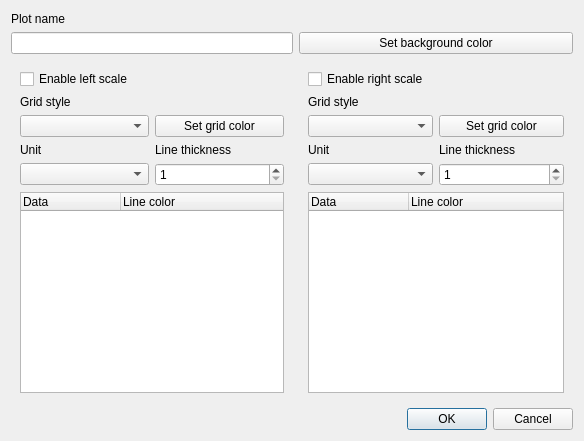
The window that radeon-profile/dialog_defineplot.ui (marazmista/radeon-profile) describes before a commit, drawn with Qt 5.
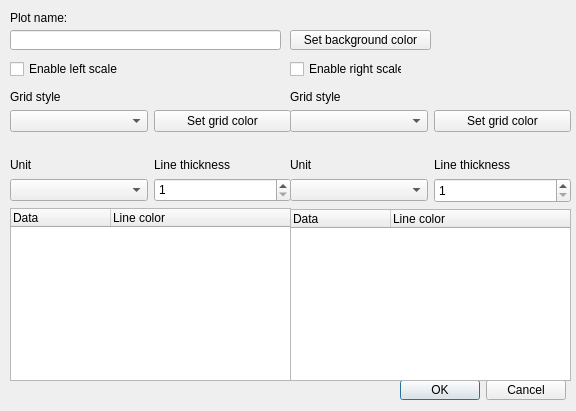
The same window after the commit.

Commit message: wip plots definitions

Diff of the .ui file:
```diff
--- a/radeon-profile/dialog_defineplot.ui
+++ b/radeon-profile/dialog_defineplot.ui
@@ -6,113 +6,93 @@
    <rect>
     <x>0</x>
     <y>0</y>
-    <width>584</width>
-    <height>441</height>
+    <width>576</width>
+    <height>411</height>
    </rect>
   </property>
+  <property name="minimumSize">
+   <size>
+    <width>576</width>
+    <height>411</height>
+   </size>
+  </property>
+  <property name="maximumSize">
+   <size>
+    <width>576</width>
+    <height>411</height>
+   </size>
+  </property>
   <property name="windowTitle">
-   <string>Dialog</string>
+   <string>Plot definition</string>
+  </property>
+  <widget class="QDialogButtonBox" name="buttonBox">
+   <property name="geometry">
+    <rect>
+     <x>400</x>
+     <y>380</y>
+     <width>166</width>
+     <height>20</height>
+    </rect>
+   </property>
+   <property name="maximumSize">
+    <size>
+     <width>16777215</width>
+     <height>20</height>
+    </size>
+   </property>
+   <property name="standardButtons">
+    <set>QDialogButtonBox::Cancel|QDialogButtonBox::Ok</set>
+   </property>
+  </widget>
+  <widget class="QWidget" name="widget_right" native="true">
+   <property name="geometry">
+    <rect>
+     <x>290</x>
+     <y>90</y>
+     <width>281</width>
+     <height>291</height>
+    </rect>
+   </property>
+   <property name="minimumSize">
+    <size>
+     <width>281</width>
+     <height>291</height>
+    </size>
+   </property>
+   <property name="maximumSize">
+    <size>
+     <width>281</width>
+     <height>291</height>
+    </size>
   </property>
   <layout class="QGridLayout" name="gridLayout_4">
-   <item row="0" column="0">
-    <layout class="QGridLayout" name="gridLayout">
-     <item row="5" column="0">
-      <widget class="QWidget" name="widget_2" native="true">
-       <layout class="QGridLayout" name="gridLayout_2">
-        <item row="6" column="1">
-         <widget class="QSpinBox" name="spin_leftLineThickness">
-          <property name="minimum">
-           <number>1</number>
-          </property>
-          <property name="maximum">
-           <number>10</number>
-          </property>
-         </widget>
-        </item>
-        <item row="4" column="0">
-         <widget class="QComboBox" name="combo_leftScaleStyle"/>
-        </item>
-        <item row="7" column="0" colspan="2">
-         <widget class="QTreeWidget" name="tree_leftData">
-          <property name="editTriggers">
-           <set>QAbstractItemView::DoubleClicked</set>
-          </property>
-          <property name="selectionMode">
-           <enum>QAbstractItemView::NoSelection</enum>
-          </property>
-          <property name="indentation">
-           <number>0</number>
-          </property>
-          <property name="rootIsDecorated">
-           <bool>false</bool>
-          </property>
-          <property name="itemsExpandable">
-           <bool>false</bool>
-          </property>
-          <property name="expandsOnDoubleClick">
-           <bool>false</bool>
-          </property>
-          <column>
-           <property name="text">
-            <string>Data</string>
-           </property>
-          </column>
-          <column>
-           <property name="text">
-            <string>Line color</string>
-           </property>
-          </column>
-         </widget>
-        </item>
-        <item row="4" column="1">
-         <widget class="QPushButton" name="btn_leftScaleColor">
-          <property name="text">
-           <string>Set grid color</string>
-          </property>
-         </widget>
-        </item>
-        <item row="5" column="0">
-         <widget class="QLabel" name="label_2">
+    <item row="3" column="0">
+     <widget class="QLabel" name="label_6">
           <property name="text">
            <string>Unit</string>
           </property>
          </widget>
         </item>
-        <item row="5" column="1">
-         <widget class="QLabel" name="label_3">
-          <property name="text">
-           <string>Line thickness</string>
-          </property>
-         </widget>
-        </item>
-        <item row="6" column="0">
-         <widget class="QComboBox" name="combo_leftUnit"/>
-        </item>
-        <item row="0" column="0" colspan="2">
-         <widget class="QCheckBox" name="cb_enableLeftScale">
-          <property name="text">
-           <string>Enable left scale</string>
-          </property>
-         </widget>
-        </item>
-        <item row="2" column="1" rowspan="2">
-         <widget class="QWidget" name="widget_leftGridColor" native="true"/>
-        </item>
-        <item row="2" column="0" rowspan="2">
-         <widget class="QLabel" name="label_4">
-          <property name="text">
-           <string>Grid style</string>
-          </property>
-         </widget>
-        </item>
-       </layout>
-      </widget>
-     </item>
-     <item row="5" column="1">
-      <widget class="QWidget" name="widget_3" native="true">
-       <layout class="QGridLayout" name="gridLayout_3">
-        <item row="5" column="1">
+    <item row="4" column="1">
          <widget class="QSpinBox" name="spin_rightLineThickness">
+      <property name="sizePolicy">
+       <sizepolicy hsizetype="Preferred" vsizetype="Fixed">
+        <horstretch>0</horstretch>
+        <verstretch>0</verstretch>
+       </sizepolicy>
+      </property>
+      <property name="minimumSize">
+       <size>
+        <width>0</width>
+        <height>25</height>
+       </size>
+      </property>
+      <property name="maximumSize">
+       <size>
+        <width>16777215</width>
+        <height>16777215</height>
+       </size>
+      </property>
           <property name="minimum">
            <number>1</number>
           </property>
@@ -121,24 +101,20 @@
           </property>
          </widget>
         </item>
-        <item row="3" column="0">
-         <widget class="QComboBox" name="combo_rightScaleStyle"/>
-        </item>
-        <item row="3" column="1">
+    <item row="1" column="1">
          <widget class="QPushButton" name="btn_rightScaleColor">
           <property name="text">
            <string>Set grid color</string>
           </property>
          </widget>
         </item>
-        <item row="4" column="0">
-         <widget class="QLabel" name="label_6">
-          <property name="text">
-           <string>Unit</string>
-          </property>
-         </widget>
-        </item>
-        <item row="6" column="0" colspan="2">
+    <item row="0" column="1">
+     <widget class="QWidget" name="widget_rightGridColor" native="true"/>
+    </item>
+    <item row="1" column="0">
+     <widget class="QComboBox" name="combo_rightScaleStyle"/>
+    </item>
+    <item row="5" column="0" colspan="2">
          <widget class="QTreeWidget" name="tree_rightData">
           <property name="editTriggers">
            <set>QAbstractItemView::DoubleClicked</set>
@@ -173,73 +149,267 @@
           </column>
          </widget>
         </item>
-        <item row="4" column="1">
+    <item row="3" column="1">
          <widget class="QLabel" name="label_7">
           <property name="text">
            <string>Line thickness</string>
           </property>
          </widget>
         </item>
-        <item row="5" column="0">
+    <item row="4" column="0">
          <widget class="QComboBox" name="combo_rightUnit"/>
         </item>
-        <item row="0" column="0" colspan="2">
+    <item row="0" column="0">
+     <widget class="QLabel" name="label_5">
+      <property name="text">
+       <string>Grid style</string>
+      </property>
+     </widget>
+    </item>
+    <item row="2" column="0">
+     <spacer name="verticalSpacer_3">
+      <property name="orientation">
+       <enum>Qt::Vertical</enum>
+      </property>
+      <property name="sizeHint" stdset="0">
+       <size>
+        <width>20</width>
+        <height>40</height>
+       </size>
+      </property>
+     </spacer>
+    </item>
+   </layout>
+   <zorder>tree_rightData</zorder>
+   <zorder>label_6</zorder>
+   <zorder>label_7</zorder>
+   <zorder>label_5</zorder>
+   <zorder>btn_rightScaleColor</zorder>
+   <zorder>widget_rightGridColor</zorder>
+   <zorder>combo_rightUnit</zorder>
+   <zorder>combo_rightScaleStyle</zorder>
+   <zorder>spin_rightLineThickness</zorder>
+   <zorder>verticalSpacer_3</zorder>
+  </widget>
+  <widget class="QWidget" name="widget_left" native="true">
+   <property name="geometry">
+    <rect>
+     <x>10</x>
+     <y>90</y>
+     <width>281</width>
+     <height>291</height>
+    </rect>
+   </property>
+   <property name="minimumSize">
+    <size>
+     <width>281</width>
+     <height>291</height>
+    </size>
+   </property>
+   <property name="maximumSize">
+    <size>
+     <width>281</width>
+     <height>291</height>
+    </size>
+   </property>
+   <layout class="QGridLayout" name="gridLayout_5">
+    <item row="3" column="1">
+     <widget class="QLabel" name="label_3">
+      <property name="text">
+       <string>Line thickness</string>
+      </property>
+     </widget>
+    </item>
+    <item row="1" column="1">
+     <widget class="QPushButton" name="btn_leftScaleColor">
+      <property name="maximumSize">
+       <size>
+        <width>16777215</width>
+        <height>24</height>
+       </size>
+      </property>
+      <property name="text">
+       <string>Set grid color</string>
+      </property>
+     </widget>
+    </item>
+    <item row="1" column="0">
+     <widget class="QComboBox" name="combo_leftScaleStyle"/>
+    </item>
+    <item row="0" column="0">
+     <widget class="QLabel" name="label_4">
+      <property name="text">
+       <string>Grid style</string>
+      </property>
+     </widget>
+    </item>
+    <item row="5" column="0" colspan="2">
+     <widget class="QTreeWidget" name="tree_leftData">
+      <property name="editTriggers">
+       <set>QAbstractItemView::DoubleClicked</set>
+      </property>
+      <property name="selectionMode">
+       <enum>QAbstractItemView::NoSelection</enum>
+      </property>
+      <property name="indentation">
+       <number>0</number>
+      </property>
+      <property name="rootIsDecorated">
+       <bool>false</bool>
+      </property>
+      <property name="itemsExpandable">
+       <bool>false</bool>
+      </property>
+      <property name="expandsOnDoubleClick">
+       <bool>false</bool>
+      </property>
+      <column>
+       <property name="text">
+        <string>Data</string>
+       </property>
+      </column>
+      <column>
+       <property name="text">
+        <string>Line color</string>
+       </property>
+      </column>
+     </widget>
+    </item>
+    <item row="2" column="1">
+     <spacer name="verticalSpacer">
+      <property name="orientation">
+       <enum>Qt::Vertical</enum>
+      </property>
+      <property name="sizeHint" stdset="0">
+       <size>
+        <width>20</width>
+        <height>40</height>
+       </size>
+      </property>
+     </spacer>
+    </item>
+    <item row="3" column="0">
+     <widget class="QLabel" name="label_2">
+      <property name="text">
+       <string>Unit</string>
+      </property>
+     </widget>
+    </item>
+    <item row="0" column="1">
+     <widget class="QWidget" name="widget_leftGridColor" native="true"/>
+    </item>
+    <item row="4" column="0">
+     <widget class="QComboBox" name="combo_leftUnit"/>
+    </item>
+    <item row="4" column="1">
+     <widget class="QSpinBox" name="spin_leftLineThickness">
+      <property name="sizePolicy">
+       <sizepolicy hsizetype="Preferred" vsizetype="Fixed">
+        <horstretch>0</horstretch>
+        <verstretch>0</verstretch>
+       </sizepolicy>
+      </property>
+      <property name="minimumSize">
+       <size>
+        <width>0</width>
+        <height>24</height>
+       </size>
+      </property>
+      <property name="minimum">
+       <number>1</number>
+      </property>
+      <property name="maximum">
+       <number>10</number>
+      </property>
+     </widget>
+    </item>
+   </layout>
+  </widget>
+  <widget class="QCheckBox" name="cb_enableLeftScale">
+   <property name="geometry">
+    <rect>
+     <x>10</x>
+     <y>60</y>
+     <width>181</width>
+     <height>18</height>
+    </rect>
+   </property>
+   <property name="text">
+    <string>Enable left scale</string>
+   </property>
+  </widget>
          <widget class="QCheckBox" name="cb_enableRightScale">
+   <property name="geometry">
+    <rect>
+     <x>290</x>
+     <y>60</y>
+     <width>112</width>
+     <height>18</height>
+    </rect>
+   </property>
           <property name="text">
            <string>Enable right scale</string>
           </property>
          </widget>
-        </item>
-        <item row="2" column="1">
-         <widget class="QWidget" name="widget_rightGridColor" native="true"/>
-        </item>
-        <item row="2" column="0">
-         <widget class="QLabel" name="label_5">
-          <property name="text">
-           <string>Grid style</string>
-          </property>
-         </widget>
-        </item>
-       </layout>
-      </widget>
-     </item>
-     <item row="1" column="0">
-      <widget class="QLabel" name="label">
-       <property name="text">
-        <string>Plot name</string>
-       </property>
-      </widget>
-     </item>
-     <item row="2" column="0">
-      <widget class="QLineEdit" name="line_name"/>
-     </item>
-     <item row="1" column="1">
-      <widget class="QWidget" name="widget_background" native="true">
-       <property name="minimumSize">
-        <size>
-         <width>0</width>
-         <height>15</height>
-        </size>
-       </property>
-      </widget>
-     </item>
-     <item row="2" column="1">
       <widget class="QPushButton" name="btn_setBackground">
+   <property name="geometry">
+    <rect>
+     <x>290</x>
+     <y>30</y>
+     <width>141</width>
+     <height>20</height>
+    </rect>
+   </property>
+   <property name="maximumSize">
+    <size>
+     <width>16777215</width>
+     <height>20</height>
+    </size>
+   </property>
        <property name="text">
         <string>Set background color</string>
        </property>
       </widget>
-     </item>
-    </layout>
-   </item>
-   <item row="1" column="0">
-    <widget class="QDialogButtonBox" name="buttonBox">
-     <property name="standardButtons">
-      <set>QDialogButtonBox::Cancel|QDialogButtonBox::Ok</set>
-     </property>
-    </widget>
-   </item>
-  </layout>
+  <widget class="QLabel" name="label">
+   <property name="geometry">
+    <rect>
+     <x>10</x>
+     <y>10</y>
+     <width>261</width>
+     <height>16</height>
+    </rect>
+   </property>
+   <property name="text">
+    <string>Plot name:</string>
+   </property>
+  </widget>
+  <widget class="QWidget" name="widget_background" native="true">
+   <property name="geometry">
+    <rect>
+     <x>490</x>
+     <y>30</y>
+     <width>71</width>
+     <height>20</height>
+    </rect>
+   </property>
+   <layout class="QGridLayout" name="gridLayout_2"/>
+  </widget>
+  <widget class="QLineEdit" name="line_name">
+   <property name="geometry">
+    <rect>
+     <x>10</x>
+     <y>30</y>
+     <width>271</width>
+     <height>20</height>
+    </rect>
+   </property>
+   <property name="maximumSize">
+    <size>
+     <width>16777215</width>
+     <height>20</height>
+    </size>
+   </property>
+  </widget>
  </widget>
  <resources/>
  <connections/>
```
Lines whose indentation alone changed are shown as unchanged. The commit also changes 12 other files.
